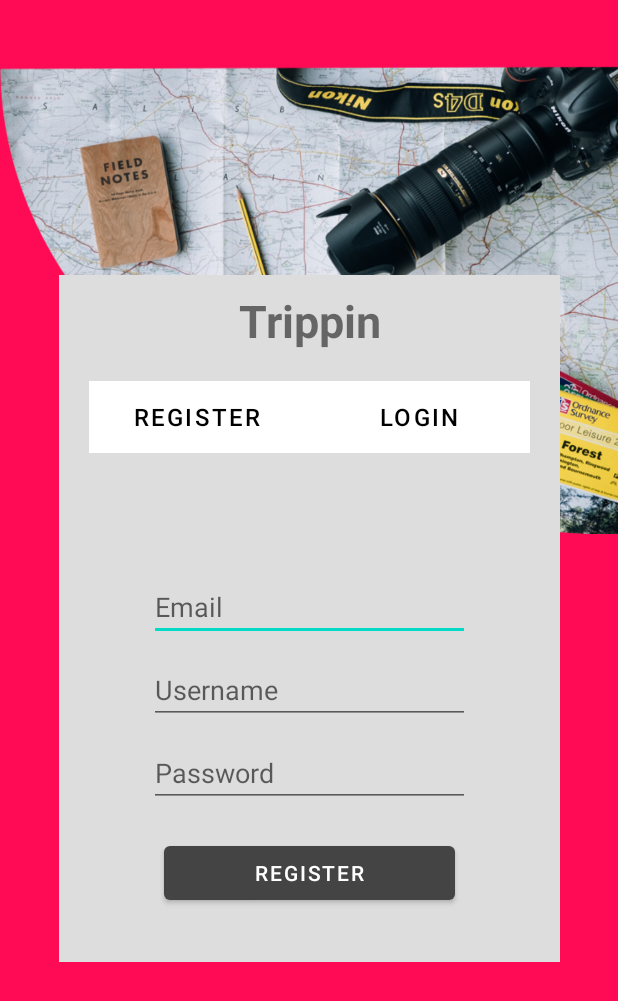
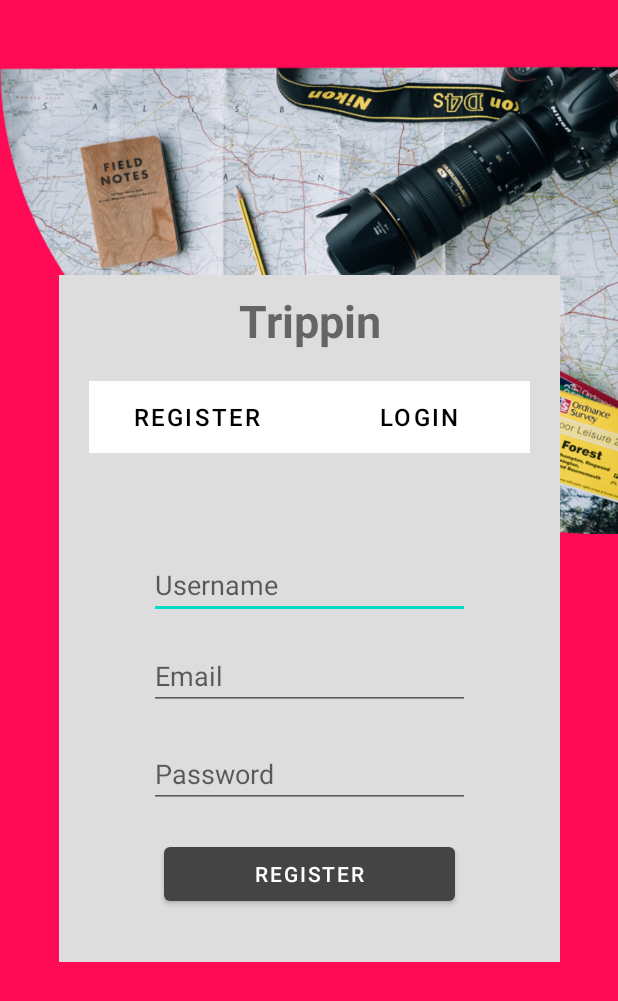
Before and after one commit to hamdifu/Trippin, an Android app: the screen it shows after launch (Register), after a tap on "REGISTER", on a phone screen of 412 x 824 dp. Shown: the top 1001 px of the screen. Run offline under Robolectric (Android 15) with nearby library versions, the phone set to English and light mode, and no system bars; our stand-ins replace Firebase (no records; nobody signed in at launch, a user with empty details on screens opened directly).

Commit message:
Login and Register

```diff
--- a/app/src/main/AndroidManifest.xml
+++ b/app/src/main/AndroidManifest.xml
@@ -1,6 +1,7 @@
 <?xml version="1.0" encoding="utf-8"?>
 <manifest xmlns:android="http://schemas.android.com/apk/res/android"
     package="com.example.trippin">
+    <uses-permission android:name="android.permission.INTERNET" />
 
     <application
         android:allowBackup="true"
--- a/app/src/main/java/com/example/trippin/Login.java
+++ b/app/src/main/java/com/example/trippin/Login.java
@@ -1,15 +1,29 @@
 package com.example.trippin;
 
+import androidx.annotation.NonNull;
 import androidx.appcompat.app.ActionBar;
 import androidx.appcompat.app.AppCompatActivity;
 
 import android.content.Intent;
 import android.os.Bundle;
+import android.util.Patterns;
 import android.view.View;
+import android.widget.Button;
+import android.widget.EditText;
+import android.widget.ProgressBar;
+import android.widget.Toast;
 
-import com.google.android.material.chip.Chip;
+import com.google.android.gms.tasks.OnCompleteListener;
+import com.google.android.gms.tasks.Task;
+import com.google.firebase.auth.AuthResult;
+import com.google.firebase.auth.FirebaseAuth;
 
-public class Login extends AppCompatActivity {
+public class Login extends AppCompatActivity implements View.OnClickListener{
+
+    private Button registerButton, loginButton, login;
+    private EditText editEmail, editPassword;
+    private FirebaseAuth mAuth;
+    private ProgressBar progressBar;
 
     @Override
     protected void onCreate(Bundle savedInstanceState) {
@@ -17,6 +31,18 @@ public class Login extends AppCompatActivity {
         setContentView(R.layout.activity_login);
         ActionBar actionBar = getSupportActionBar();
         actionBar.hide();
+
+        registerButton = (Button) findViewById(R.id.registerButton);
+        loginButton = (Button) findViewById(R.id.loginButton);
+        login = (Button) findViewById(R.id.login);
+        login.setOnClickListener(this);
+
+        editEmail = (EditText) findViewById(R.id.editEmail);
+        editPassword = (EditText) findViewById(R.id.editPassword);
+
+        progressBar = (ProgressBar) findViewById(R.id.progressBar);
+
+        mAuth = FirebaseAuth.getInstance();
     }
 
     public void loginFunc(View view) {
@@ -28,4 +54,55 @@ public class Login extends AppCompatActivity {
         Intent intent = new Intent(this, Register.class);
         startActivity(intent);
     }
+
+    @Override
+    public void onClick(View v) {
+        switch (v.getId()) {
+            case R.id.registerButton:
+                startActivity(new Intent(this, Register.class));
+                break;
+            case R.id.loginButton:
+                startActivity(new Intent(this, Login.class));
+            case R.id.login:
+                userLogin();
+                break;
+        }
+    }
+
+    private void userLogin() {
+        String email = editEmail.getText().toString().trim();
+        String password = editPassword.getText().toString().trim();
+
+        if(email.isEmpty()) {
+            editEmail.setError("Email is required!");
+            editEmail.requestFocus();
+            return;
+        }
+
+        if(!Patterns.EMAIL_ADDRESS.matcher(email).matches()) {
+            editEmail.setError("Please provide valid email!");
+            editEmail.requestFocus();
+            return;
+        }
+
+        if(password.isEmpty()) {
+            editPassword.setError("Password is required!");
+            editPassword.requestFocus();
+            return;
+        }
+
+        progressBar.setVisibility(View.VISIBLE);
+        mAuth.createUserWithEmailAndPassword(email, password).addOnCompleteListener(new OnCompleteListener<AuthResult>() {
+            @Override
+            public void onComplete(@NonNull Task<AuthResult> task) {
+                if(task.isSuccessful()) {
+                    Toast.makeText(Login.this, "You are now Logged In!!", Toast.LENGTH_SHORT).show();
+                    //redirect to user profile or home screen
+                }else {
+                    Toast.makeText(Login.this, "Failed to login! Please check your credentials", Toast.LENGTH_LONG).show();
+                }
+            }
+        });
+
+    }
 }
--- a/app/src/main/res/layout/activity_register.xml
+++ b/app/src/main/res/layout/activity_register.xml
@@ -78,34 +78,39 @@
             android:orientation="vertical">
 
             <EditText
+                android:id="@+id/editName"
                 android:layout_width="match_parent"
                 android:layout_height="match_parent"
                 android:layout_marginLeft="60dp"
-                android:layout_marginTop="30dp"
+                android:layout_marginTop="15dp"
+                android:layout_marginRight="60dp"
+                android:layout_weight="1"
+                android:hint="Username" />
+
+            <EditText
+                android:id="@+id/editEmail"
+                android:layout_width="match_parent"
+                android:layout_height="match_parent"
+                android:layout_marginLeft="60dp"
+                android:layout_marginTop="15dp"
                 android:layout_marginRight="60dp"
                 android:layout_weight="1"
                 android:hint="Email" />
 
             <EditText
+                android:id="@+id/editPassword"
                 android:layout_width="match_parent"
                 android:layout_height="match_parent"
                 android:layout_marginLeft="60dp"
                 android:layout_marginRight="60dp"
-                android:layout_weight="1"
-                android:hint="Username"
-                android:paddingTop="20dp" />
-
-            <EditText
-                android:layout_width="match_parent"
-                android:layout_height="match_parent"
-                android:layout_marginLeft="60dp"
-                android:layout_marginRight="60dp"
+                android:layout_marginTop="10dp"
                 android:layout_weight="1"
                 android:hint="Password"
                 android:inputType="textPassword"
-               android:paddingTop="20dp" />
+                android:paddingTop="20dp" />
 
             <Button
+                android:id="@+id/registerUser"
                 android:layout_width="match_parent"
                 android:layout_height="match_parent"
                 android:layout_marginLeft="70dp"
@@ -118,4 +123,18 @@
 
 
     </LinearLayout>
+
+    <ProgressBar
+        android:layout_width="wrap_content"
+        android:layout_height="wrap_content"
+        android:id="@+id/progressBar"
+        style="?android:attr/progressBarStyleLarge"
+        android:layout_centerInParent="true"
+        android:visibility="gone"
+        tools:ignore="MissingConstraints"
+        app:layout_constraintTop_toTopOf="parent"
+        app:layout_constraintBottom_toBottomOf="parent"
+        app:layout_constraintLeft_toLeftOf="parent"
+        app:layout_constraintRight_toRightOf="parent"
+        />
 </androidx.constraintlayout.widget.ConstraintLayout>
--- a/build.gradle
+++ b/build.gradle
@@ -6,6 +6,7 @@ buildscript {
     }
     dependencies {
         classpath "com.android.tools.build:gradle:4.1.1"
+        classpath 'com.google.gms:google-services:4.3.5'
 
         // NOTE: Do not place your application dependencies here; they belong
         // in the individual module build.gradle files
```
Also changed, not shown: app/build.gradle (+7 -0 lines), app/src/main/java/com/example/trippin/Register.java (+118 -1 lines), app/src/main/java/com/example/trippin/User.java (added, +15 -0 lines), app/src/main/res/layout/activity_login.xml (+17 -0 lines), 1 other file.
